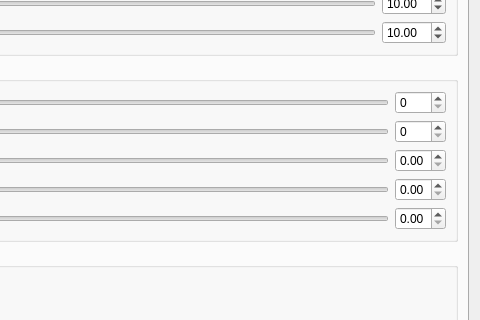
srcejon/sdrangel, file plugins/feature/camera/camerasettingsdialog.ui: the form before one commit; both pictures show x 248 to 728 and y 491 to 811 of the 728 by 918 pixel window.
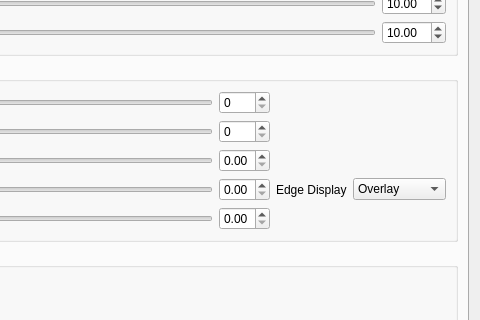
The form after the commit. The open tabs and pages were chosen to show the change. Icons and pictures are not drawn.

Commit message: Add camera edge display mode setting

Patch:
```diff
--- a/plugins/feature/camera/camerasettingsdialog.ui
+++ b/plugins/feature/camera/camerasettingsdialog.ui
@@ -2048,6 +2048,27 @@
             </property>
            </widget>
           </item>
+          <item row="3" column="3">
+           <widget class="QLabel" name="edgeDisplayModeLabel">
+            <property name="text">
+             <string>Edge Display</string>
+            </property>
+           </widget>
+          </item>
+          <item row="3" column="4">
+           <widget class="QComboBox" name="edgeDisplayModeCombo">
+            <item>
+             <property name="text">
+              <string>Overlay</string>
+             </property>
+            </item>
+            <item>
+             <property name="text">
+              <string>Edges Only</string>
+             </property>
+            </item>
+           </widget>
+          </item>
           <item row="3" column="1">
            <widget class="QSlider" name="sobelEdgeSlider">
             <property name="toolTip">
```
The commit also changes 5 other files.
